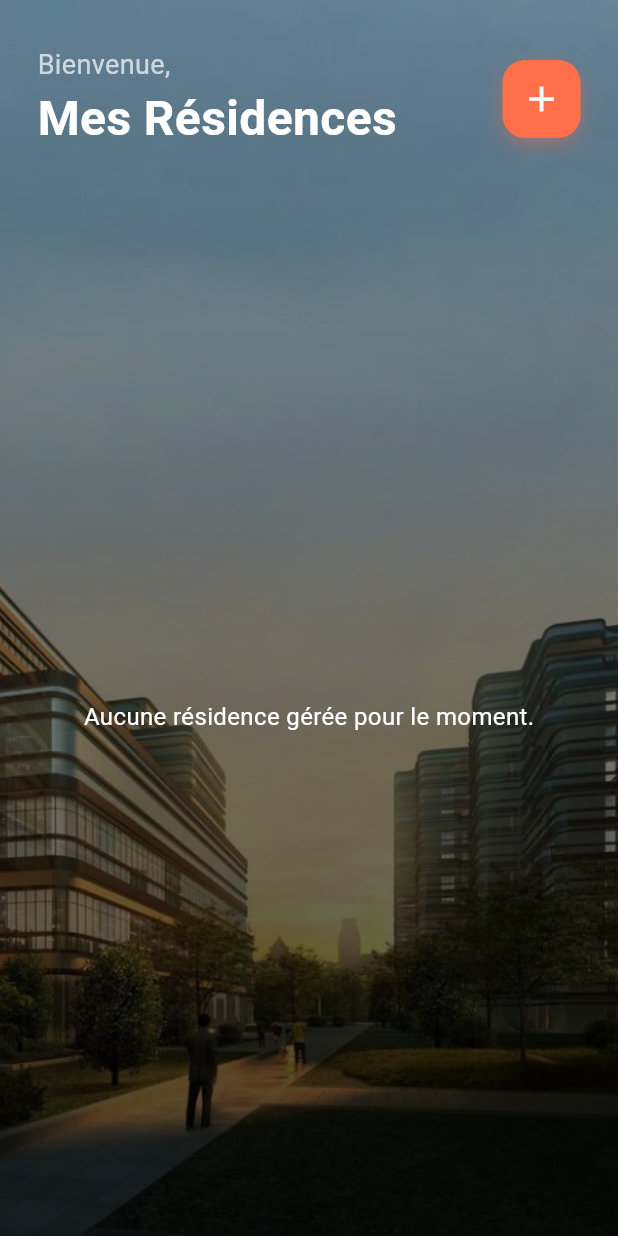
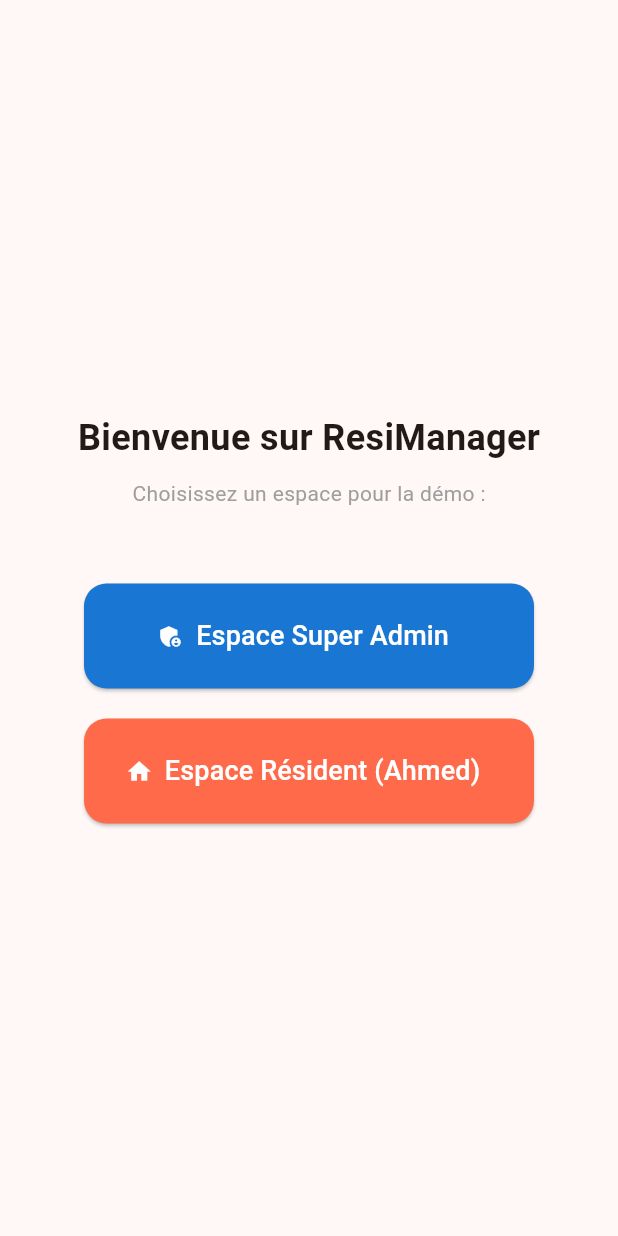
Before and after one commit to Nouhaerr404/ResiManager, a Flutter app: the screen it shows after launch, on a phone screen of 412 x 824 dp. Run offline on Flutter 3.47's test engine with Material 3 defaults, Android fonts, the phone set to English and light mode, and no system bars; our stand-ins replace supabase_flutter; accounts and stored records are empty.

Commit message:
feat: implement role selector and app entry point

```diff
--- a/lib/main.dart
+++ b/lib/main.dart
@@ -1,56 +1,36 @@
 import 'package:flutter/material.dart';
 import 'package:supabase_flutter/supabase_flutter.dart';
-import 'config/supabase_config.dart';
-import 'screens/syndic_general/residence_selection_screen.dart';
+// Import du sélecteur de rôle
+import 'screens/role_selector_screen.dart';
 
-// LA FONCTION MANQUANTE : C'est le point d'entrée de l'app
 void main() async {
-  // Obligatoire pour initialiser les plugins
+  // 1. On s'assure que les widgets sont prêts
   WidgetsFlutterBinding.ensureInitialized();
 
-  // Initialisation de Supabase avec ta classe de config
+  // 2. Initialisation de Supabase
+  // Utilise tes vrais identifiants ici
   await Supabase.initialize(
-    url: SupabaseConfig.supabaseUrl,
-    anonKey: SupabaseConfig.supabaseAnonKey,
+    url: 'https://ltcmjsjkyxwbiszrcayr.supabase.co',
+    anonKey: 'sb_publishable_xWAQePu4kNDwO6wumpWb6g_Zw3h75Gg',
   );
 
-  runApp(const ResiManagerApp());
+  runApp(const MyApp());
 }
 
-class ResiManagerApp extends StatelessWidget {
-  const ResiManagerApp({Key? key}) : super(key: key);
+class MyApp extends StatelessWidget {
+  const MyApp({super.key});
 
   @override
   Widget build(BuildContext context) {
     return MaterialApp(
-      title: 'ResiManager - Syndic Général',
+      title: 'ResiManager',
       debugShowCheckedModeBanner: false,
-
-      // CONFIGURATION DE TA NOUVELLE PALETTE DE COULEURS
       theme: ThemeData(
-        primaryColor: const Color(0xFFFF6F4A), // Orange Corail
-        scaffoldBackgroundColor: const Color(0xFFFCF9F6), // Fond Beige clair
-
-        appBarTheme: const AppBarTheme(
-          backgroundColor: Color(0xFFFCF9F6),
-          elevation: 0,
-          centerTitle: false,
-          iconTheme: IconThemeData(color: Colors.black),
-          titleTextStyle: TextStyle(
-              color: Colors.black,
-              fontSize: 22,
-              fontWeight: FontWeight.bold
-          ),
-        ),
-
-        colorScheme: ColorScheme.fromSeed(
-          seedColor: const Color(0xFFFF6F4A),
-          primary: const Color(0xFFFF6F4A),
-        ),
+        colorScheme: ColorScheme.fromSeed(seedColor: const Color(0xFFFF6B4A)),
+        useMaterial3: true,
       ),
-
-      // L'application démarre sur la sélection de résidence (ID 1 pour test)
-      home: const ResidenceSelectionScreen(syndicGeneralId: 1),
+      // C'est cette page qui sera lancée en premier
+      home: RoleSelectorScreen(),
     );
   }
 }
--- a/lib/screens/role_selector_screen.dart
+++ b/lib/screens/role_selector_screen.dart
@@ -0,0 +1,60 @@
+import 'package:flutter/material.dart';
+import 'super_admin/super_admin_dashboard_screen.dart';
+import 'resident/resident_dashboard_screen.dart';
+
+class RoleSelectorScreen extends StatelessWidget {
+  @override
+  Widget build(BuildContext context) {
+    return Scaffold(
+      body: Center(
+        child: Column(
+          mainAxisAlignment: MainAxisAlignment.center,
+          children: [
+            const Text("Bienvenue sur ResiManager",
+                style: TextStyle(fontSize: 24, fontWeight: FontWeight.bold)),
+            const SizedBox(height: 10),
+            const Text("Choisissez un espace pour la démo :",
+                style: TextStyle(color: Colors.grey)),
+            const SizedBox(height: 50),
+
+            // BOUTON SUPER ADMIN
+            _roleButton(
+                context,
+                "Espace Super Admin",
+                Icons.admin_panel_settings,
+                Colors.blue.shade700,
+                SuperAdminDashboardScreen()
+            ),
+
+            const SizedBox(height: 20),
+
+            // BOUTON RÉSIDENT
+            _roleButton(
+                context,
+                "Espace Résident (Ahmed)",
+                Icons.home,
+                const Color(0xFFFF6B4A),
+                ResidentDashboardScreen()
+            ),
+          ],
+        ),
+      ),
+    );
+  }
+
+  Widget _roleButton(BuildContext context, String title, IconData icon, Color color, Widget nextScreen) {
+    return SizedBox(
+      width: 300,
+      height: 70,
+      child: ElevatedButton.icon(
+        onPressed: () => Navigator.push(context, MaterialPageRoute(builder: (context) => nextScreen)),
+        icon: Icon(icon, color: Colors.white),
+        label: Text(title, style: const TextStyle(color: Colors.white, fontSize: 18)),
+        style: ElevatedButton.styleFrom(
+          backgroundColor: color,
+          shape: RoundedRectangleBorder(borderRadius: BorderRadius.circular(15)),
+        ),
+      ),
+    );
+  }
+}
```
